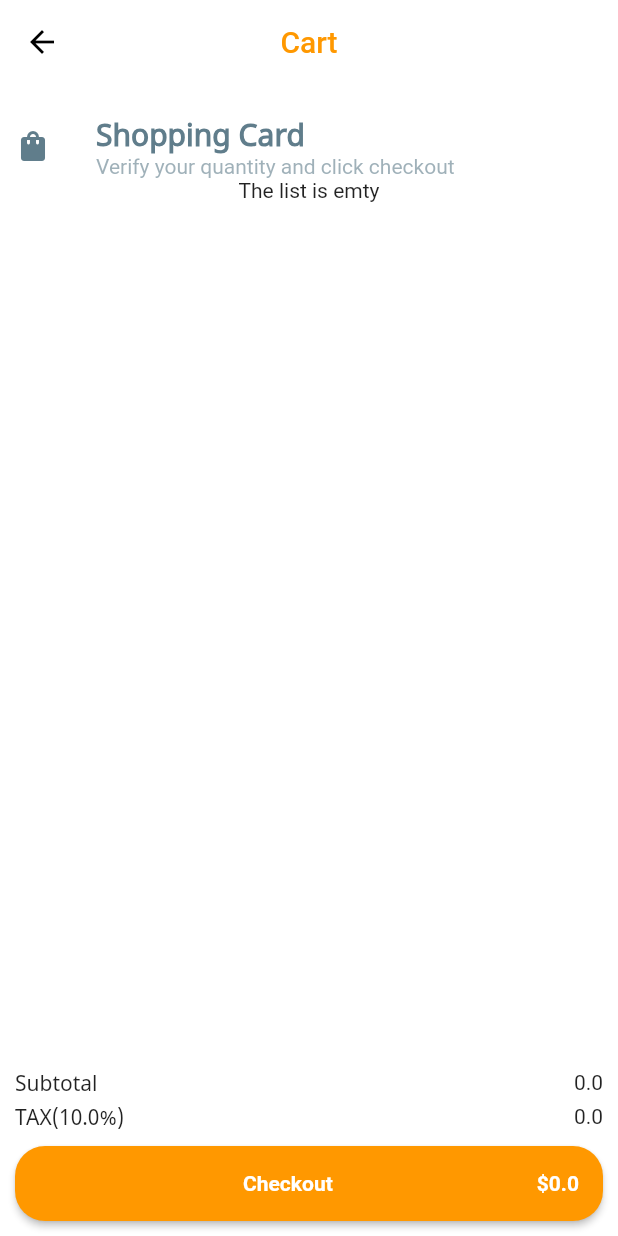
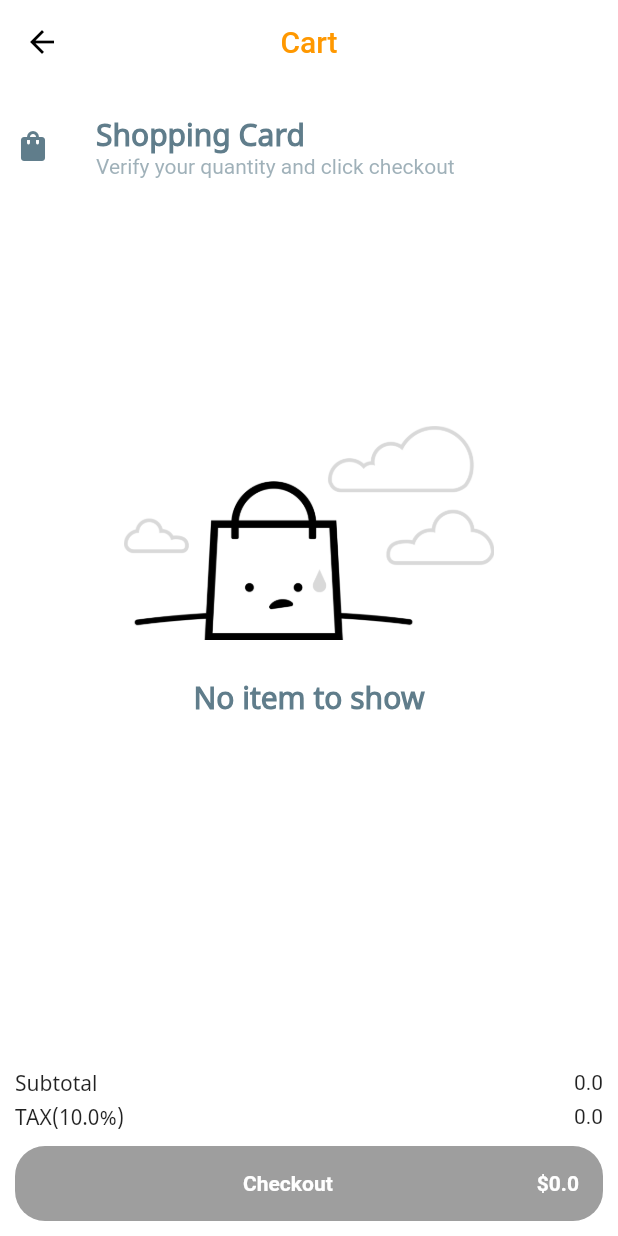
Before and after one commit to Istiak-Ahmed78/food_delivery, a Flutter app: the TracOrders screen opened directly, after a tap on an icon or button, on a phone screen of 412 x 824 dp. Run offline on Flutter 3.47's test engine with Material 2 defaults, Android fonts, the phone set to English and light mode, and no system bars; our stand-ins replace cloud_firestore, date_format, email_validator, firebase_auth, firebase_core, fluttertoast and 12 more; missing offline and left inert: flutter_facebook_auth, flutter_polyline_points, password_strength; accounts and stored records are empty; network calls fail.

Commit message:
Place order in progress

```diff
--- a/lib/constants.dart
+++ b/lib/constants.dart
@@ -64,6 +64,7 @@ class Images {
   static const cooking = 'assets/images/cooking.png';
   static const verifyEmail = 'assets/images/verify_email.png';
   static const avaterImageLogo = 'assets/images/avater.png';
+  static const noItem = 'assets/images/no_item.png';
 
   //Network Images
   static const avaterImageLink =
--- a/lib/models/ordered_info_model.dart
+++ b/lib/models/ordered_info_model.dart
@@ -3,7 +3,7 @@ import 'package:google_maps_flutter/google_maps_flutter.dart';
 class OrderedInfoModel {
   final String orderId;
   final int orderState;
-  final LatLng? orderDeleveryLatLong;
+  final String? orderDeleveryLatLong;
 
   OrderedInfoModel(
       {required this.orderId,
@@ -14,23 +14,25 @@ class OrderedInfoModel {
     return {
       'Order Id': orderedInfoModel.orderId,
       'Order state': orderedInfoModel.orderState,
-      'LatLog': orderedInfoModel.orderDeleveryLatLong ?? const LatLng(0.0, 0.0)
+      'LatLog': orderedInfoModel.orderDeleveryLatLong ??
+          const LatLng(0.0, 0.0).toString()
     };
   }
 }
 
 //TODO: Implement it
 String getOrderState(int takeInt) {
-  if (takeInt == 0)
+  if (takeInt == 0) {
     return 'Proccessing';
-  else if (takeInt == 1)
+  } else if (takeInt == 1) {
     return 'In the kitchen';
-  else if (takeInt == 2)
+  } else if (takeInt == 2) {
     return 'On the way';
-  else if (takeInt == 3)
+  } else if (takeInt == 3) {
     return 'Delivered';
-  else if (takeInt == 4)
+  } else if (takeInt == 4) {
     return 'Cancelled';
-  else
+  } else {
     return 'Oeder is not completed';
+  }
 }
--- a/lib/state_management/auth_providers.dart
+++ b/lib/state_management/auth_providers.dart
@@ -34,9 +34,16 @@ class AuthProvider extends ChangeNotifier {
     }
   }
 
-  bool isLoggedIn() =>
-      authRepos.getCurrentUser() != null &&
-      authRepos.getCurrentUser()!.emailVerified;
+  bool isLoggedIn() {
+    if (authRepos.getCurrentUser() == null) {
+      return false;
+    } else if (authRepos.getCurrentUser()!.emailVerified) {
+      return true;
+    } else {
+      return false;
+    }
+  }
+
   bool isEmailVarified(User user) => authRepos.isEmailVarified(user);
 
   Future<void> sendVerificationEmail(User user) =>
--- a/lib/state_management/cart_list_state.dart
+++ b/lib/state_management/cart_list_state.dart
@@ -2,6 +2,7 @@ import 'package:flutter/widgets.dart';
 import 'package:food_delivery/di_containers.dart';
 import 'package:food_delivery/models/shopping_card_item_model.dart';
 import 'package:food_delivery/utils/methods.dart';
+import 'package:food_delivery/utils/repos/auth_repo.dart';
 import 'package:food_delivery/utils/repos/firestore_repo.dart';
 
 class CartListState extends ChangeNotifier {
@@ -9,6 +10,7 @@ class CartListState extends ChangeNotifier {
     storeInstance = services<FirestoreRepos>();
   }
   bool isLoadingLocal = false;
+  bool isListEmtyLocal = true;
   String? repoErrorMessageLocal;
   late FirestoreRepos storeInstance;
 
@@ -17,6 +19,7 @@ class CartListState extends ChangeNotifier {
   List<ShoppingCardModel> get cartList => shoppingCartList;
   List<ShoppingCardModel> get globalCheckedOutList => shoppingCartList;
   bool get isLoading => isLoadingLocal;
+  bool get isListEmty => isListEmtyLocal;
   int get cartListLegnth => shoppingCartList.length;
 
   String? get repoErrorMessage => repoErrorMessageLocal;
@@ -38,10 +41,12 @@ class CartListState extends ChangeNotifier {
 
   Future<List<ShoppingCardModel>> getCartListProducts() async {
     List<ShoppingCardModel> list = [];
-    list = Methods.decodeCartListDquerySnap(
-        await storeInstance.getShoppingCartList());
-    shoppingCartList = list;
-    notifyListeners();
+    if (services<AuthRepos>().userId != null) {
+      list = Methods.decodeCartListDquerySnap(
+          await storeInstance.getShoppingCartList());
+      shoppingCartList = list;
+      notifyListeners();
+    }
     return list;
   }
 
--- a/lib/state_management/order_process_state.dart
+++ b/lib/state_management/order_process_state.dart
@@ -13,7 +13,7 @@ class OrderProcessState extends ChangeNotifier {
   Future<void> compleOrderingProccess(BuildContext context) async {
     if (orderInformationModelLocal != null) {
       String orderId = DateTime.now().toString();
-      String userId = services<AuthRepos>().userId;
+      String? userId = services<AuthRepos>().userId;
       var dataToSet = Provider.of<CartListState>(context, listen: false)
           .globalCheckedOutList;
 
--- a/lib/utils/repos/auth_repo.dart
+++ b/lib/utils/repos/auth_repo.dart
@@ -41,7 +41,7 @@ class AuthRepos {
   }
 
   bool isEmailVarified(User user) => user.emailVerified;
-  String get userId => getCurrentUser()!.uid;
+  String? get userId => getCurrentUser()?.uid;
 
   Future<void> sendEmailVerificationLink(User user) =>
       user.sendEmailVerification();
--- a/lib/views/screens/auth_screens/auth_sensitive_screen.dart
+++ b/lib/views/screens/auth_screens/auth_sensitive_screen.dart
@@ -1,5 +1,6 @@
 import 'package:flutter/material.dart';
 import 'package:food_delivery/state_management/auth_providers.dart';
+import 'package:food_delivery/state_management/cart_list_state.dart';
 import 'package:food_delivery/utils/shared_prefer.dart';
 import 'package:food_delivery/views/screens/auth_screens/login/login_screen.dart';
 import 'package:food_delivery/views/screens/intro_page/intro_screen.dart';
--- a/lib/views/screens/checkout/check_out_screen.dart
+++ b/lib/views/screens/checkout/check_out_screen.dart
@@ -151,7 +151,7 @@ class _CheckoutScreenState extends State<CheckoutScreen> {
   }
 
   Future<void> pay() async {
-    await Provider.of<OrderProcessState>(context)
+    await Provider.of<OrderProcessState>(context, listen: false)
         .compleOrderingProccess(context);
   }
 }
--- a/lib/views/screens/nav_bar_tabs/track_order/track_order.dart
+++ b/lib/views/screens/nav_bar_tabs/track_order/track_order.dart
@@ -1,8 +1,11 @@
+import 'package:cloud_firestore/cloud_firestore.dart';
 import 'package:flutter/material.dart';
 import 'package:food_delivery/constants.dart';
+import 'package:food_delivery/di_containers.dart';
 import 'package:food_delivery/models/shopping_card_item_model.dart';
 import 'package:food_delivery/state_management/cart_list_state.dart';
-import 'package:food_delivery/views/screens/tracking_details/tracking_details.dart';
+import 'package:food_delivery/utils/repos/firestore_repo.dart';
+import 'package:food_delivery/views/screens/tracking_details/tracking_details_screen.dart';
 import 'package:food_delivery/views/shared_widgets/drawer.dart';
 import 'package:food_delivery/views/shared_widgets/shared_widgets.dart';
 import 'package:food_delivery/views/styles/colors.dart';
@@ -20,13 +23,23 @@ class TracOrders extends StatelessWidget {
       appBar: defaultAppBar(context: context, title: 'Track your order'),
       body: SafeArea(
         child: SingleChildScrollView(
-          child: ListView.builder(
+            child: FutureBuilder(
+          future: services<FirestoreRepos>().getOrderedList(),
+          builder: (BuildContext context,
+              AsyncSnapshot<QuerySnapshot<Map<String, dynamic>>> snapshot) {
+            if (!snapshot.hasData) {
+              return const LoadingShimmerWidget();
+            } else {
+              if (snapshot.data?.docs != null &&
+                  snapshot.data!.docs.isNotEmpty) {
+                return ListView.builder(
                   itemBuilder: (context, index) => ListTile(
                     onTap: () {
                       Navigator.push(
                           context,
                           MaterialPageRoute(
-                        builder: (context) => const ShowcaseTimelineTile()));
+                              builder: (context) =>
+                                  const ShowcaseTimelineTile()));
                     },
                     title: Text(
                       orderList[index].foodModel.title,
@@ -39,15 +52,24 @@ class TracOrders extends StatelessWidget {
                       height: 60,
                       width: 60,
                       decoration: BoxDecoration(
+                          borderRadius:
+                              const BorderRadius.all(Radius.circular(5)),
                           image: DecorationImage(
-                        image:
-                            NetworkImage(orderList[index].foodModel.imageUrl))),
+                              image: NetworkImage(
+                                  orderList[index].foodModel.imageUrl))),
                     ),
                   ),
                   shrinkWrap: true,
                   itemCount: orderList.length,
-          ),
-        ),
+                );
+              } else {
+                return const Center(
+                  child: Text('Sorry no availble'),
+                );
+              }
+            }
+          },
+        )),
       ),
     );
   }
--- a/lib/views/screens/shopping_cart_list/components.dart/components.dart
+++ b/lib/views/screens/shopping_cart_list/components.dart/components.dart
@@ -0,0 +1,2 @@
+export 'emty_list_widget.dart';
+export 'loading_shimmer.dart';
--- /dev/null
+++ b/lib/views/screens/shopping_cart_list/components.dart/emty_list_widget.dart
@@ -0,0 +1,37 @@
+import 'package:flutter/material.dart';
+import 'package:food_delivery/views/styles/colors.dart';
+import 'package:food_delivery/views/styles/paddings.dart';
+import '../../../../constants.dart';
+
+class EmtyListWidget extends StatelessWidget {
+  const EmtyListWidget({Key? key}) : super(key: key);
+
+  @override
+  Widget build(BuildContext context) {
+    Size _size = MediaQuery.of(context).size;
+    return Center(
+      child: Column(
+        mainAxisAlignment: MainAxisAlignment.center,
+        crossAxisAlignment: CrossAxisAlignment.center,
+        children: [
+          Container(
+              margin: EdgeInsets.only(
+                  top: _size.height * 0.2, bottom: Dimentions.largeDimention),
+              // height: _size.height * 0.6,
+              width: _size.width * 0.6,
+              child: Image.asset(
+                Images.noItem,
+              )),
+          const Text(
+            'No item to show',
+            style: TextStyle(
+                fontFamily: Strings.notosansFontFamilly,
+                fontSize: Dimentions.mediamDimention,
+                color: ColorResources.blueGrey,
+                fontWeight: FontWeight.bold),
+          ),
+        ],
+      ),
+    );
+  }
+}
--- a/lib/views/screens/shopping_cart_list/shopping_cart_list.dart
+++ b/lib/views/screens/shopping_cart_list/shopping_cart_list.dart
@@ -7,29 +7,18 @@ import 'package:food_delivery/state_management/cart_list_state.dart';
 import 'package:food_delivery/utils/methods.dart';
 import 'package:food_delivery/utils/repos/firestore_repo.dart';
 import 'package:food_delivery/views/screens/order_details/order_details.dart';
+import 'package:food_delivery/views/shared_widgets/shared_widgets.dart';
 import 'package:food_delivery/views/styles/colors.dart';
 import 'package:provider/provider.dart';
 
-class CartScreen extends StatefulWidget {
+import 'components.dart/components.dart';
+
+class CartScreen extends StatelessWidget {
   const CartScreen({Key? key}) : super(key: key);
 
   @override
-  State<CartScreen> createState() => _CartState();
-}
-
-class _CartState extends State<CartScreen> {
-  // double checkOutAmount = 0.0;
-
-  @override
-  void initState() {
-    super.initState();
-    WidgetsBinding.instance!.addPersistentFrameCallback((timeStamp) {
+  Widget build(BuildContext context) {
     Provider.of<CartListState>(context, listen: false).getCartListProducts();
-    });
-  }
-
-  @override
-  Widget build(BuildContext context) {
     List<ShoppingCardModel> shoppingCartList =
         Provider.of<CartListState>(context, listen: false).cartList;
     return Scaffold(
@@ -133,16 +122,21 @@ class _CartState extends State<CartScreen> {
                       color: ColorResources.orange,
                       minWidth: double.infinity,
                       height: 50,
+                      disabledColor: ColorResources.grey,
                       shape: const RoundedRectangleBorder(
                           borderRadius: BorderRadius.all(Radius.circular(20))),
-                      onPressed: () {
-                        if (Provider.of<CartListState>(context, listen: false)
+                      onPressed: Provider.of<CartListState>(context).isListEmty
+                          ? null
+                          : () {
+                              if (Provider.of<CartListState>(context,
+                                      listen: false)
                                   .cartList
                                   .isNotEmpty) {
                                 Navigator.push(
                                     context,
                                     MaterialPageRoute(
-                                  builder: (context) => OrderDetailsScreen(
+                                        builder: (context) =>
+                                            OrderDetailsScreen(
                                               checkOutvale: checkOutBalance(
                                                   subtotal(shoppingCartList)),
                                             )));
@@ -203,9 +197,13 @@ class ShoppingCardListWidget extends StatelessWidget {
           (_, AsyncSnapshot<QuerySnapshot<Map<String, dynamic>>> snapshot) {
         if (snapshot.hasData) {
           if (snapshot.data == null || snapshot.data!.docs.isEmpty) {
-            return const Text('The list is emty');
+            Provider.of<CartListState>(context, listen: false).isListEmtyLocal =
+                true;
+            return const EmtyListWidget();
           } else {
             var data = Methods.decodeCartListDquerySnap(snapshot.data!);
+            Provider.of<CartListState>(context, listen: false).isListEmtyLocal =
+                false;
             return ListView.builder(
               physics: const NeverScrollableScrollPhysics(),
               itemBuilder: (context, index) => ShoppingCartItem(
@@ -216,7 +214,7 @@ class ShoppingCardListWidget extends StatelessWidget {
             );
           }
         } else {
-          return const CircularProgressIndicator();
+          return const LoadingShimmerWidget();
         }
       },
     ));
--- a/lib/views/screens/splash_screen/splash_screen.dart
+++ b/lib/views/screens/splash_screen/splash_screen.dart
@@ -1,12 +1,7 @@
 import 'package:flutter/material.dart';
-import 'package:food_delivery/di_containers.dart';
-import 'package:food_delivery/state_management/auth_providers.dart';
-import 'package:food_delivery/utils/repos/auth_repo.dart';
-import 'package:food_delivery/utils/repos/firestore_repo.dart';
-
+import 'package:food_delivery/state_management/cart_list_state.dart';
 import 'package:food_delivery/utils/shared_prefer.dart';
 import 'package:food_delivery/views/screens/auth_screens/auth_sensitive_screen.dart';
-
 import 'package:lottie/lottie.dart';
 import 'package:provider/provider.dart';
 
@@ -25,6 +20,8 @@ class _SpleshScreenState extends State<SpleshScreen> {
     Future.delayed(const Duration(seconds: 3), () async {
       await Provider.of<SharedPreProvider>(context, listen: false)
           .getIntroBool();
+      await Provider.of<CartListState>(context, listen: false)
+          .getCartListProducts();
       // services<FirestoreRepos>()
       //     .getShoppingCartList(services<AuthRepos>().getCurrentUser()!.uid);
       Navigator.pushAndRemoveUntil(
--- a/lib/views/shared_widgets/shared_widgets.dart
+++ b/lib/views/shared_widgets/shared_widgets.dart
@@ -6,3 +6,4 @@ export 'product_list_item.dart';
 export 'expension.dart';
 export 'custom_text_widget.dart';
 export 'default_button.dart';
+export 'shimmer.dart';
--- /dev/null
+++ b/lib/views/shared_widgets/shimmer.dart
@@ -0,0 +1,72 @@
+import 'package:flutter/material.dart';
+import 'package:food_delivery/views/styles/colors.dart';
+import 'package:food_delivery/views/styles/paddings.dart';
+import 'package:shimmer/shimmer.dart';
+
+class LoadingShimmerWidget extends StatelessWidget {
+  const LoadingShimmerWidget({Key? key}) : super(key: key);
+  @override
+  Widget build(BuildContext context) {
+    List<Widget> shimmerWighets = List.generate(4, (index) => singleListItem());
+    return Column(children: shimmerWighets);
+  }
+
+  Widget singleListItem() {
+    return Container(
+      width: double.infinity,
+      height: 100,
+      margin: const EdgeInsets.symmetric(horizontal: 5, vertical: 10),
+      child: Card(
+        child: Padding(
+          padding: const EdgeInsets.symmetric(horizontal: 10),
+          child: Row(
+            children: [
+              shimmerWidget(
+                child: Container(
+                  height: 70,
+                  width: 70,
+                  decoration: const BoxDecoration(
+                      color: ColorResources.blueGrey,
+                      borderRadius: BorderRadius.all(
+                          Radius.circular(Dimentions.soSmallDinmention))),
+                  margin: const EdgeInsets.only(
+                      right: Dimentions.soSmallDinmention),
+                ),
+              ),
+              Column(
+                mainAxisAlignment: MainAxisAlignment.center,
+                mainAxisSize: MainAxisSize.min,
+                crossAxisAlignment: CrossAxisAlignment.start,
+                children: [
+                  shimmerWidget(
+                    child: Container(
+                      height: Dimentions.smallDimention,
+                      width: 60,
+                      color: ColorResources.grey,
+                    ),
+                  ),
+                  shimmerWidget(
+                    child: Container(
+                      margin:
+                          const EdgeInsets.only(top: Dimentions.smallDimention),
+                      height: Dimentions.largeDimention,
+                      width: 40,
+                      color: ColorResources.grey,
+                    ),
+                  )
+                ],
+              )
+            ],
+          ),
+        ),
+      ),
+    );
+  }
+
+  Widget shimmerWidget(
+          {required Widget child, Color baseColor = ColorResources.blueGrey}) =>
+      Shimmer.fromColors(
+          child: child,
+          baseColor: baseColor,
+          highlightColor: ColorResources.white);
+}
--- a/pubspec.yaml
+++ b/pubspec.yaml
@@ -55,6 +55,7 @@ dependencies:
   password_strength: ^0.2.0
   provider: ^5.0.0
   shared_preferences: ^2.0.6
+  shimmer: ^2.0.0
   timeline_tile: ^2.0.0
   timelines: ^0.1.0
 
```
Also changed, not shown: assets/images/no_item.png (added), lib/views/screens/shopping_cart_list/components.dart/loading_shimmer.dart (added), lib/views/screens/tracking_details/tracking_details_screen.dart (renamed from lib/views/screens/tracking_details/tracking_details.dart), pubspec.lock. Lines whose indentation alone changed are shown as unchanged.
